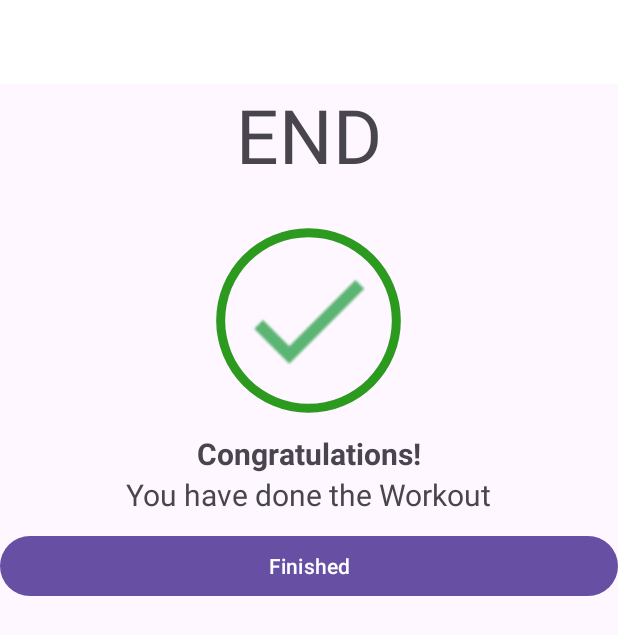
After one commit to vishalghige43/Workout_App, an Android app: the FinishActivity screen opened directly, with no data from a screen before it, on a phone screen of 412 x 824 dp. The commit adds this screen. Shown: the top 635 px of the screen. Run offline under Robolectric (Android 15) with nearby library versions, the phone set to English and light mode, and no system bars.

Commit message:
Added finish activity

```diff
--- a/app/build.gradle.kts
+++ b/app/build.gradle.kts
@@ -35,6 +35,7 @@ android {
     }
     buildFeatures {
         viewBinding{enable=true}
+        dataBinding{enable=true}
     }
 
 }
--- /dev/null
+++ b/app/src/main/java/com/example/workoutapp/FinishActivity.kt
@@ -0,0 +1,25 @@
+package com.example.workoutapp
+
+import android.content.Intent
+import androidx.appcompat.app.AppCompatActivity
+import android.os.Bundle
+import com.example.workoutapp.databinding.ActivityFinishBinding
+
+class FinishActivity : AppCompatActivity() {
+    private var binding:ActivityFinishBinding?=null;
+    override fun onCreate(savedInstanceState: Bundle?) {
+        super.onCreate(savedInstanceState)
+        binding=ActivityFinishBinding.inflate(layoutInflater);
+        setContentView(binding?.root);
+        if(supportActionBar!=null){
+            supportActionBar?.setDisplayHomeAsUpEnabled(true);
+        }
+        binding?.toolBarEx?.setNavigationOnClickListener{
+            onBackPressed();
+        }
+        binding?.finishBtn?.setOnClickListener{
+            var intent: Intent = Intent(this@FinishActivity,MainActivity::class.java);
+            startActivity(intent);
+        }
+    }
+}
--- a/app/src/main/java/com/example/workoutapp/MainActivity.kt
+++ b/app/src/main/java/com/example/workoutapp/MainActivity.kt
@@ -1,11 +1,8 @@
 package com.example.workoutapp
 
-import android.app.Activity
 import android.content.Intent
 import androidx.appcompat.app.AppCompatActivity
 import android.os.Bundle
-import android.widget.FrameLayout
-import android.widget.Toast
 import com.example.workoutapp.databinding.ActivityMainBinding
 
 class MainActivity : AppCompatActivity() {
--- /dev/null
+++ b/app/src/main/res/drawable/finished_checkbox.xml
@@ -0,0 +1,13 @@
+<?xml version="1.0" encoding="utf-8"?>
+<layer-list xmlns:android="http://schemas.android.com/apk/res/android">
+    <item>
+        <shape
+            android:shape="ring"
+            android:innerRadiusRatio="2.7"
+            android:thicknessRatio="25"
+            android:useLevel="false"
+            >
+            <solid android:color="#2C991F"/>
+        </shape>
+    </item>
+</layer-list>
--- /dev/null
+++ b/app/src/main/res/layout/activity_finish.xml
@@ -0,0 +1,66 @@
+<?xml version="1.0" encoding="utf-8"?>
+<LinearLayout xmlns:android="http://schemas.android.com/apk/res/android"
+    android:layout_width="match_parent"
+    android:layout_height="match_parent"
+    android:orientation="vertical"
+    xmlns:app="http://schemas.android.com/apk/res-auto">
+    <androidx.appcompat.widget.Toolbar
+        app:layout_constraintTop_toTopOf="parent"
+        android:id="@+id/toolBarEx"
+        android:layout_width="match_parent"
+        android:layout_height="?android:attr/actionBarSize"
+        android:theme="@style/toolbar"
+        android:background="@color/white"
+        app:titleTextColor="@color/black"
+        />
+    <TextView
+        android:layout_width="wrap_content"
+        android:layout_height="wrap_content"
+        android:layout_gravity="center"
+        android:text="END"
+        android:textSize="50dp"
+        />
+
+    <LinearLayout
+        android:layout_width="150dp"
+        android:layout_height="150dp"
+        android:layout_gravity="center"
+        android:layout_marginTop="15dp"
+        android:gravity="center"
+        android:background="@drawable/finished_checkbox"
+        >
+
+        <ImageView
+            android:layout_width="100dp"
+            android:layout_height="100dp"
+
+            android:src="@drawable/done"
+
+            />
+
+    </LinearLayout>
+    <TextView
+        android:layout_width="wrap_content"
+        android:layout_height="wrap_content"
+        android:text="Congratulations!"
+        android:layout_gravity="center"
+        android:textSize="20sp"
+        android:textStyle="bold"
+
+        />
+    <TextView
+        android:layout_width="wrap_content"
+        android:layout_height="wrap_content"
+        android:text="You have done the Workout"
+        android:layout_gravity="center"
+        android:textSize="20sp"
+        android:paddingBottom="10dp"
+        />
+    <Button
+        android:id="@+id/finishBtn"
+        android:layout_width="match_parent"
+        android:layout_height="wrap_content"
+        android:text="Finished"
+        android:layout_gravity="center"/>
+
+</LinearLayout>
```
Also changed, not shown: app/src/main/AndroidManifest.xml (+7 -3 lines), app/src/main/java/com/example/workoutapp/ExersiceActivity.kt (+18 -13 lines), app/src/main/res/drawable/done.png (added).
